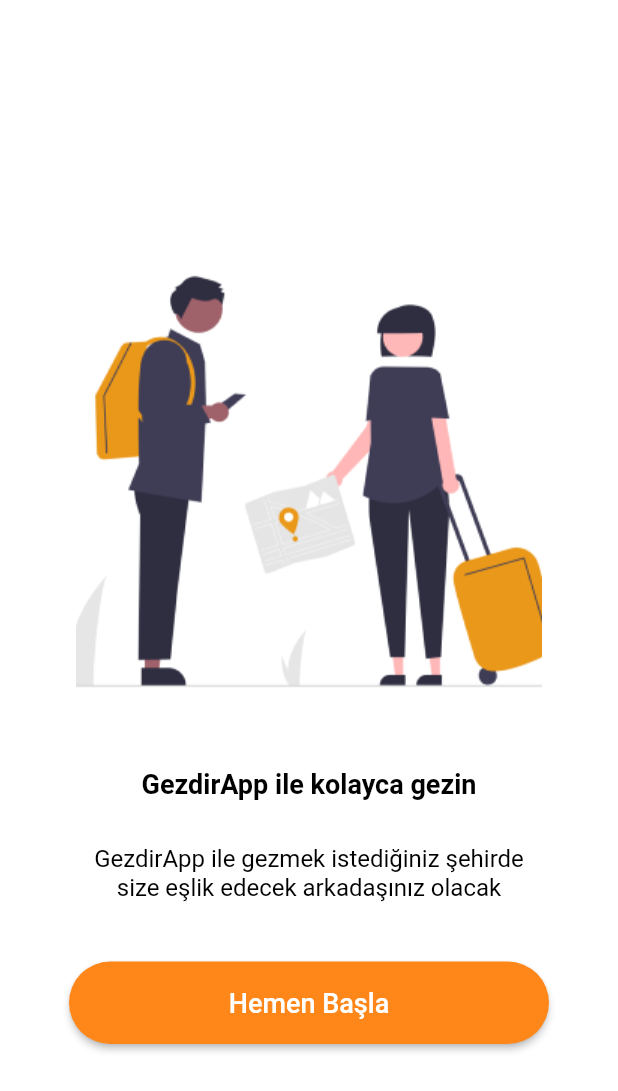
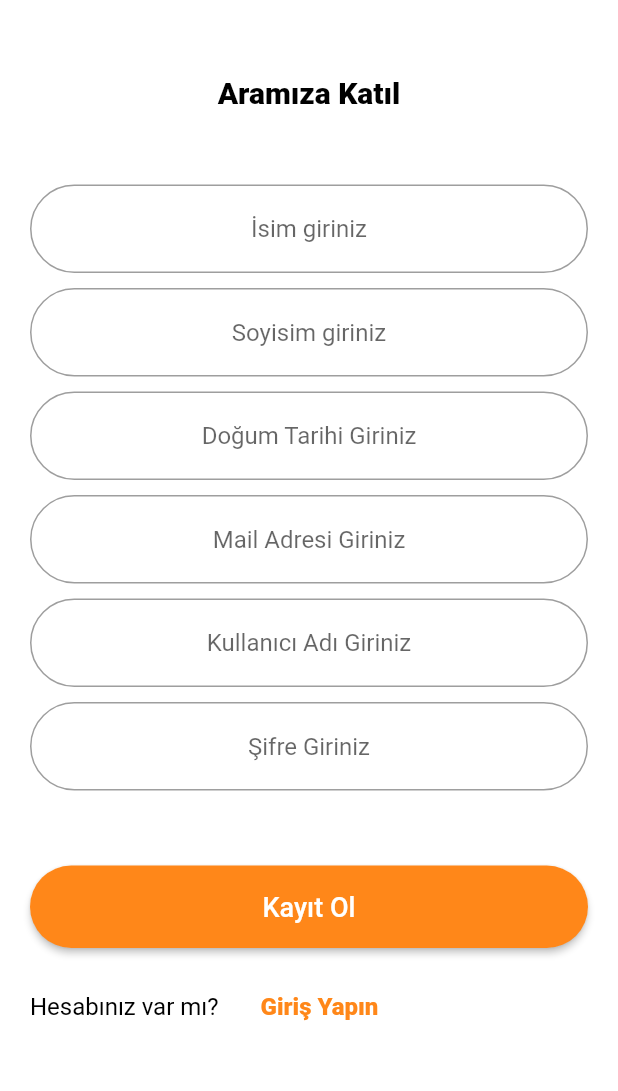
Before and after one commit to Dogukangoktass/flutter_demo_app_2, a Flutter app: the screen it shows after launch, on a phone screen of 412 x 824 dp. Shown: the top 1091 px of the screen. Run offline on Flutter 3.47's test engine with Material 2 defaults, Android fonts, the phone set to English and light mode, and no system bars.

Commit message:
Register Screen designed

```diff
--- a/lib/main.dart
+++ b/lib/main.dart
@@ -1,5 +1,6 @@
 import 'package:flutter/material.dart';
 import 'package:flutter_demo_app_2/product/theme/light_theme.dart';
+import 'package:flutter_demo_app_2/screens/register/register_screen.dart';
 import 'package:flutter_demo_app_2/screens/splash/splash_screen.dart';
 
 void main() {
@@ -16,7 +17,7 @@
       debugShowCheckedModeBanner: false,
       title: 'Flutter Mobile App Demo',
       theme: LightTheme().theme,
-      home: const SplashView(),
+      home: const RegisterView(),
     );
   }
 }
--- a/lib/product/theme/light_theme.dart
+++ b/lib/product/theme/light_theme.dart
@@ -16,11 +16,9 @@
       elevatedButtonTheme: ElevatedButtonThemeData(style: ElevatedButton.styleFrom(
           backgroundColor: Color(0xffFF8719),
         shape: RoundedRectangleBorder(
-            borderRadius: BorderRadius.circular(50.0)
-        ),
+            borderRadius: BorderRadius.circular(50.0))))
 
-      )
-      )
+
     );
   }
 
--- /dev/null
+++ b/lib/product/widget/input/textfield_view.dart
@@ -0,0 +1,29 @@
+import 'package:flutter/material.dart';
+
+class TextFieldView extends StatelessWidget {
+  const TextFieldView({super.key, required this.keyboardType, required this.hintText, this.obscuringCharacter});
+
+  //final AutofillHints autofillHints;
+  final TextInputType keyboardType;
+  final String hintText;
+  final String? obscuringCharacter;
+  @override
+  Widget build(BuildContext context) {
+    return TextField(
+      //controller: widget.controller,
+      onTap: (){},
+     // autofillHints: [autofillHints.toString()],
+      keyboardType: keyboardType,
+      obscuringCharacter: obscuringCharacter.toString(),
+      textAlign: TextAlign.center,
+      //obscureText: _isSecure,
+      decoration: InputDecoration(
+        border: OutlineInputBorder(
+          borderSide: BorderSide(width: 3, color: Colors.black),
+          borderRadius: BorderRadius.circular(50.0),
+        ),
+        hintText: hintText,
+      ),
+    );
+  }
+}
--- /dev/null
+++ b/lib/screens/register/register_screen.dart
@@ -0,0 +1,79 @@
+import 'package:flutter/material.dart';
+import 'package:flutter_demo_app_2/product/widget/text/text_view.dart';
+import 'package:flutter_demo_app_2/screens/register/register_string.dart';
+import '../../product/utility/constants/light_color.dart';
+import '../../product/widget/button/button_view.dart';
+import '../../product/widget/input/textfield_view.dart';
+
+class RegisterView extends StatefulWidget {
+  const RegisterView({super.key});
+
+  @override
+  State<RegisterView> createState() => _RegisterViewState();
+}
+
+class _RegisterViewState extends State<RegisterView> {
+  @override
+  Widget build(BuildContext context) {
+    return Scaffold(
+      body: Padding(
+        padding: registerPadding().horizontalPadding,
+        child: Column(
+          children: [
+            Padding(
+              padding:registerPadding().topPadding50,
+              child: Center(child: TextView(textColor: LightColor().textColor, textSize: 20, textFontWeight: FontWeight.w900, text: RegisterString.invite, textAlign: TextAlign.center)),
+            ),
+
+            Padding(
+              padding:  registerPadding().topPadding50,
+              child: TextFieldView(keyboardType: TextInputType.name, hintText: RegisterString.firstName, obscuringCharacter: " ",  ),
+            ),
+            Padding(
+              padding: registerPadding().topPadding,
+              child: TextFieldView(keyboardType: TextInputType.name, hintText: RegisterString.lastName, obscuringCharacter: " ",  ),
+            ),
+            Padding(
+              padding: registerPadding().topPadding,
+              child: TextFieldView(keyboardType: TextInputType.datetime, hintText: RegisterString.birthday, obscuringCharacter: " ",  ),
+            ),
+            Padding(
+              padding: registerPadding().topPadding,
+              child: TextFieldView(keyboardType: TextInputType.emailAddress, hintText: RegisterString.emailaddress, obscuringCharacter: " ",  ),
+            ),
+            Padding(
+              padding:registerPadding().topPadding,
+              child: TextFieldView(keyboardType: TextInputType.name, hintText: RegisterString.username, obscuringCharacter: " ",  ),
+            ),
+            Padding(
+              padding:registerPadding().topPadding,
+              child: TextFieldView(keyboardType: TextInputType.visiblePassword, hintText: RegisterString.password, obscuringCharacter: "*",  ),
+            ),
+
+            Padding(
+              padding:registerPadding().topPadding50,
+              child: ButtonView(text: RegisterString.register, height: 55, buttonWidth: 400),
+            ),
+
+            Padding(
+              padding: const EdgeInsets.only(top:15.0),
+              child: Row(children: [
+                TextView(text:RegisterString.haveaAccount, textSize: 16, textFontWeight: FontWeight.normal, textColor: LightColor().textColor,textAlign: TextAlign.center),
+                SizedBox(width: 20),
+              TextButton(onPressed: (){}, child:
+              TextView(text: RegisterString.login, textSize: 16, textFontWeight: FontWeight.w900, textColor: LightColor().orange,textAlign: TextAlign.center),
+              )
+              ],),
+            )
+          ],
+        ),
+      ),
+    );
+  }
+}
+
+class registerPadding{
+  final EdgeInsets topPadding=EdgeInsets.only(top: 10);
+  final EdgeInsets topPadding50=EdgeInsets.only(top: 50);
+  final EdgeInsets horizontalPadding=EdgeInsets.symmetric(horizontal: 20);
+}
--- /dev/null
+++ b/lib/screens/register/register_string.dart
@@ -0,0 +1,13 @@
+class RegisterString{
+  static const invite="Aramıza Katıl";
+  static const firstName="İsim giriniz";
+  static const lastName="Soyisim giriniz";
+  static const emailaddress="Mail Adresi Giriniz";
+  static const birthday="Doğum Tarihi Giriniz";
+  static const username="Kullanıcı Adı Giriniz";
+  static const password="Şifre Giriniz";
+  static const register="Kayıt Ol";
+  static const haveaAccount="Hesabınız var mı?";
+  static const login="Giriş Yapın";
+
+}
```
